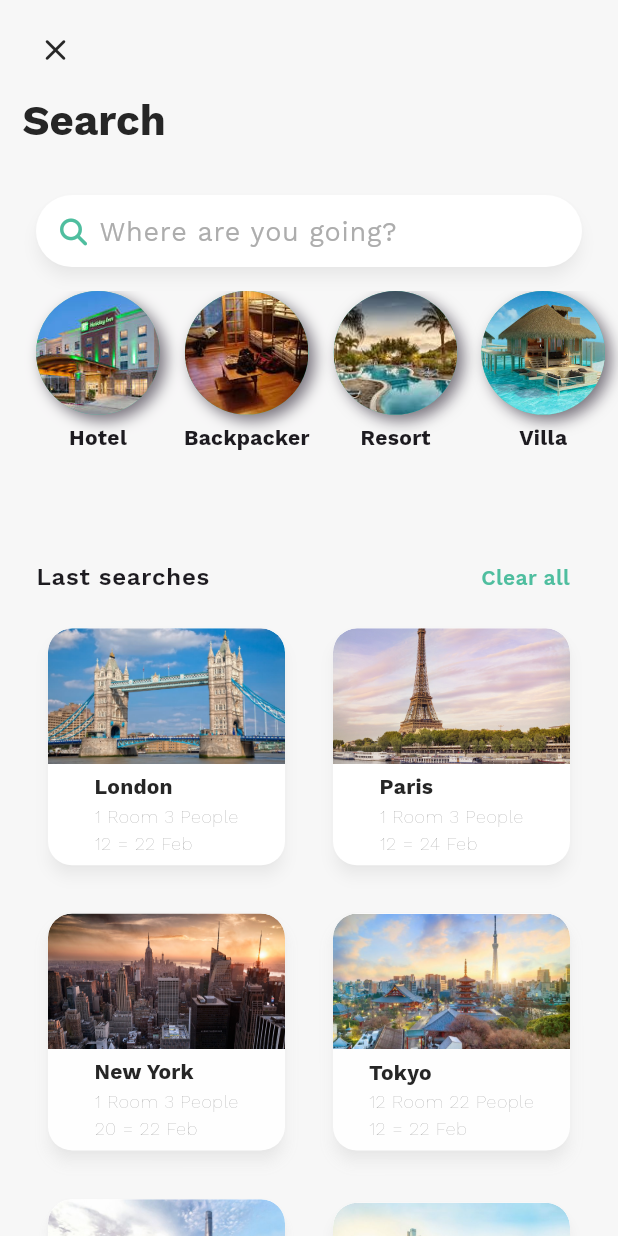
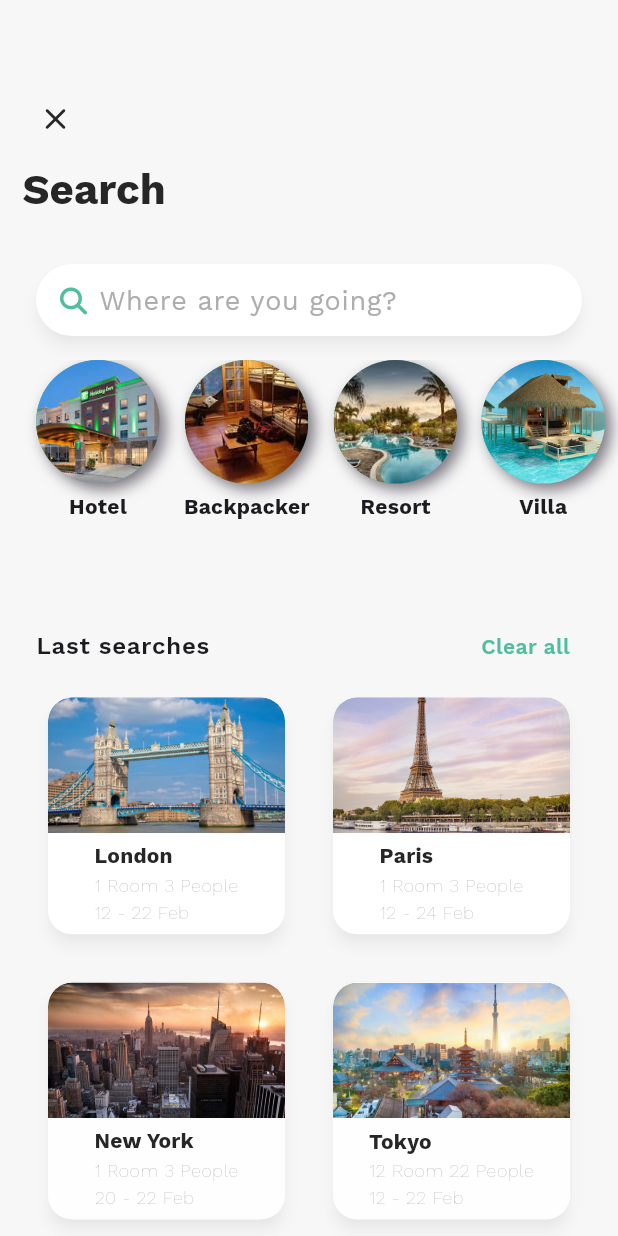
Before and after one commit to hdkhoaapcs22/Booking-New-Hotel, a Flutter app: the SearchScreen screen opened directly, on a phone screen of 412 x 824 dp. Run offline on Flutter 3.47's test engine with Material 3 defaults, Android fonts, the phone set to English and light mode, and no system bars; our stand-ins replace firebase_auth, firebase_core, flutter_rating_bar, font_awesome_flutter, google_fonts, google_maps_flutter and 2 more; accounts and stored records are empty.

Commit message:
update UI

```diff
--- a/booking_new_hotel/lib/modules/explore/homeExploreScreen.dart
+++ b/booking_new_hotel/lib/modules/explore/homeExploreScreen.dart
@@ -227,7 +227,8 @@ class _HomeExploreScreenState extends State<HomeExploreScreen>
 
   searchUI() {
     return Padding(
-        padding: const EdgeInsets.only(left: 24, right: 24, top: 50),
+        padding: EdgeInsets.only(
+            left: 24, right: 24, top: AppBar().preferredSize.height * 1.25),
         child: CommonCard(
             radius: 36,
             child: InkWell(
--- a/booking_new_hotel/lib/modules/hotelDetails/search_screen.dart
+++ b/booking_new_hotel/lib/modules/hotelDetails/search_screen.dart
@@ -53,6 +53,7 @@ class _SearchScreenState extends State<SearchScreen>
           crossAxisAlignment: CrossAxisAlignment.start,
           children: [
             CommonAppBarView(
+              topPadding: AppBar().preferredSize.height - 10,
               iconData: Icons.close_rounded,
               onBackClick: () {
                 Navigator.pop(context);
@@ -157,9 +158,8 @@ class _SearchScreenState extends State<SearchScreen>
           final data = curList[count];
           var animation = Tween(begin: 0.0, end: 1.0).animate(CurvedAnimation(
               parent: animationController,
-              curve:
-                  Interval((1 / curList.length) * count, 1.0,
-              curve: Curves.fastOutSlowIn)));
+              curve: Interval((1 / curList.length) * count, 1.0,
+                  curve: Curves.fastOutSlowIn)));
           animationController.forward();
           listUI.add(Expanded(
               child: SearchView(
--- a/booking_new_hotel/lib/modules/login/login_Screen.dart
+++ b/booking_new_hotel/lib/modules/login/login_Screen.dart
@@ -1,6 +1,5 @@
 import 'package:booking_new_hotel/routes/route_names.dart';
 
-import '../../routes/routes.dart';
 import 'package:booking_new_hotel/widgets/common_button.dart';
 import 'package:booking_new_hotel/widgets/common_textfield_view.dart';
 import 'package:flutter/material.dart';
@@ -8,7 +7,6 @@ import '../../languages/appLocalizations.dart';
 import '../../utils/text_styles.dart';
 import '../../utils/themes.dart';
 import '../../widgets/remove_focus.dart';
-import '../../widgets/common_app_bar_view.dart';
 import 'facebook_twitter_button_view.dart';
 import 'package:firebase_auth/firebase_auth.dart';
 
@@ -35,7 +33,7 @@ class _LoginScreenState extends State<LoginScreen> {
         resizeToAvoidBottomInset: false,
         body: RemoveFocus(
             onClick: () {
-              FocusScope.of(context).requestFocus(FocusNode());
+              FocusScope.of(context).requestFocus(FocusNode()); // if it is the last -> keyboard is closed
             },
             child: Column(
               crossAxisAlignment: CrossAxisAlignment.start,
--- a/booking_new_hotel/lib/utils/helper.dart
+++ b/booking_new_hotel/lib/utils/helper.dart
@@ -32,6 +32,6 @@ class Helper {
     LanguageType languageType = applicationcontext == null
         ? LanguageType.en
         : applicationcontext!.read<ThemeProvider>().languageType;
-    return "${dateText.startDate} = ${dateText.endDate} ${DateFormat('MMM', languageType.toString().split('.')[1]). format(DateTime.now().add(const Duration(days: 2)))}";
+    return "${dateText.startDate} - ${dateText.endDate} ${DateFormat('MMM', languageType.toString().split('.')[1]).format(DateTime.now().add(const Duration(days: 2)))}";
   }
 }
--- a/booking_new_hotel/pubspec.yaml
+++ b/booking_new_hotel/pubspec.yaml
@@ -45,7 +45,7 @@ dependencies:
     google_maps_flutter: ^2.5.3
     flutter_rating_bar: ^4.0.1
     path_provider: ^2.1.2
-    intl: ^0.19.0
+    intl: ^0.18.1
 
 dev_dependencies:
     flutter_test:
```
Also changed, not shown: booking_new_hotel/lib/modules/explore/home_explore_slider_view.dart (+12 -6 lines), booking_new_hotel/pubspec.lock.
